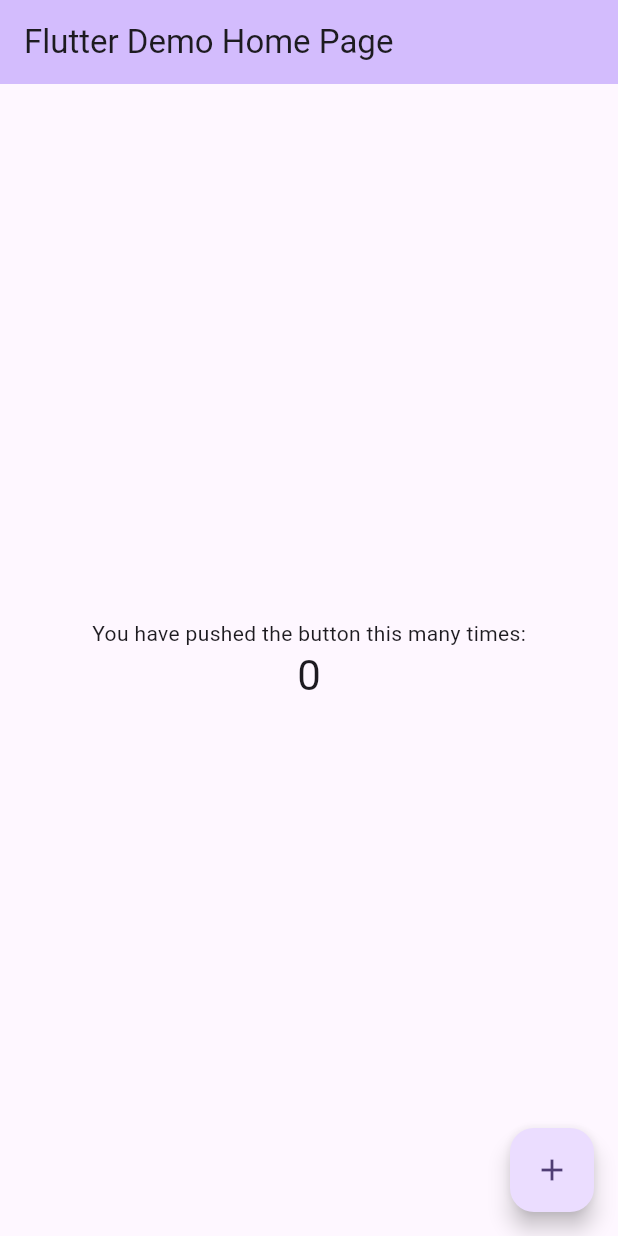
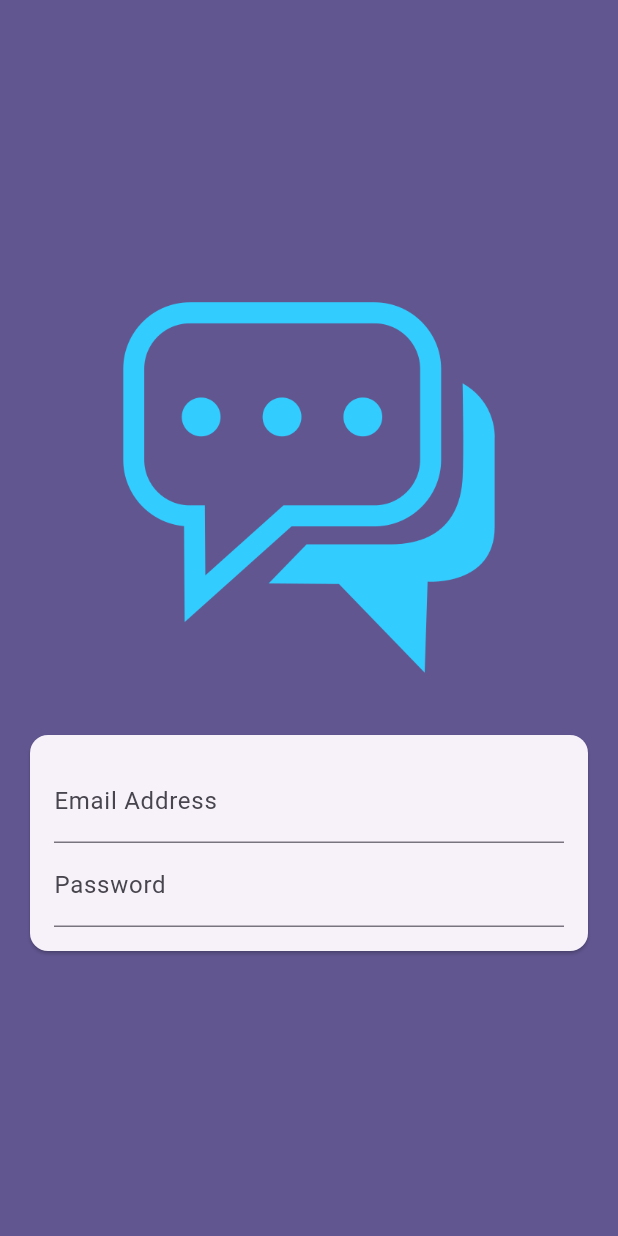
Before and after one commit to expensive-garbage/aliozer0-Chat-App, a Flutter app: the screen it shows after launch, on a phone screen of 412 x 824 dp. Run offline on Flutter 3.47's test engine with Material 2 defaults, Android fonts, the phone set to English and light mode, and no system bars.

Commit message:
Adding an Authentication Screen

```diff
--- a/lib/main.dart
+++ b/lib/main.dart
@@ -1,4 +1,5 @@
 import 'package:flutter/material.dart';
+import 'package:chat_app/screens/auth.dart';
 
 void main() {
   runApp(const MyApp());
@@ -11,115 +12,13 @@
   @override
   Widget build(BuildContext context) {
     return MaterialApp(
-      title: 'Flutter Demo',
+      title: 'Chats',
       theme: ThemeData(
-        // This is the theme of your application.
-        //
-        // TRY THIS: Try running your application with "flutter run". You'll see
-        // the application has a blue toolbar. Then, without quitting the app,
-        // try changing the seedColor in the colorScheme below to Colors.green
-        // and then invoke "hot reload" (save your changes or press the "hot
-        // reload" button in a Flutter-supported IDE, or press "r" if you used
-        // the command line to start the app).
-        //
-        // Notice that the counter didn't reset back to zero; the application
-        // state is not lost during the reload. To reset the state, use hot
-        // restart instead.
-        //
-        // This works for code too, not just values: Most code changes can be
-        // tested with just a hot reload.
-        colorScheme: ColorScheme.fromSeed(seedColor: Colors.deepPurple),
+        colorScheme: ColorScheme.fromSeed(
+            seedColor: const Color.fromARGB(255, 63, 17, 177)),
         useMaterial3: true,
       ),
-      home: const MyHomePage(title: 'Flutter Demo Home Page'),
+      home: const AuthScreen(),
     );
   }
 }
-
-class MyHomePage extends StatefulWidget {
-  const MyHomePage({super.key, required this.title});
-
-  // This widget is the home page of your application. It is stateful, meaning
-  // that it has a State object (defined below) that contains fields that affect
-  // how it looks.
-
-  // This class is the configuration for the state. It holds the values (in this
-  // case the title) provided by the parent (in this case the App widget) and
-  // used by the build method of the State. Fields in a Widget subclass are
-  // always marked "final".
-
-  final String title;
-
-  @override
-  State<MyHomePage> createState() => _MyHomePageState();
-}
-
-class _MyHomePageState extends State<MyHomePage> {
-  int _counter = 0;
-
-  void _incrementCounter() {
-    setState(() {
-      // This call to setState tells the Flutter framework that something has
-      // changed in this State, which causes it to rerun the build method below
-      // so that the display can reflect the updated values. If we changed
-      // _counter without calling setState(), then the build method would not be
-      // called again, and so nothing would appear to happen.
-      _counter++;
-    });
-  }
-
-  @override
-  Widget build(BuildContext context) {
-    // This method is rerun every time setState is called, for instance as done
-    // by the _incrementCounter method above.
-    //
-    // The Flutter framework has been optimized to make rerunning build methods
-    // fast, so that you can just rebuild anything that needs updating rather
-    // than having to individually change instances of widgets.
-    return Scaffold(
-      appBar: AppBar(
-        // TRY THIS: Try changing the color here to a specific color (to
-        // Colors.amber, perhaps?) and trigger a hot reload to see the AppBar
-        // change color while the other colors stay the same.
-        backgroundColor: Theme.of(context).colorScheme.inversePrimary,
-        // Here we take the value from the MyHomePage object that was created by
-        // the App.build method, and use it to set our appbar title.
-        title: Text(widget.title),
-      ),
-      body: Center(
-        // Center is a layout widget. It takes a single child and positions it
-        // in the middle of the parent.
-        child: Column(
-          // Column is also a layout widget. It takes a list of children and
-          // arranges them vertically. By default, it sizes itself to fit its
-          // children horizontally, and tries to be as tall as its parent.
-          //
-          // Column has various properties to control how it sizes itself and
-          // how it positions its children. Here we use mainAxisAlignment to
-          // center the children vertically; the main axis here is the vertical
-          // axis because Columns are vertical (the cross axis would be
-          // horizontal).
-          //
-          // TRY THIS: Invoke "debug painting" (choose the "Toggle Debug Paint"
-          // action in the IDE, or press "p" in the console), to see the
-          // wireframe for each widget.
-          mainAxisAlignment: MainAxisAlignment.center,
-          children: <Widget>[
-            const Text(
-              'You have pushed the button this many times:',
-            ),
-            Text(
-              '$_counter',
-              style: Theme.of(context).textTheme.headlineMedium,
-            ),
-          ],
-        ),
-      ),
-      floatingActionButton: FloatingActionButton(
-        onPressed: _incrementCounter,
-        tooltip: 'Increment',
-        child: const Icon(Icons.add),
-      ), // This trailing comma makes auto-formatting nicer for build methods.
-    );
-  }
-}
--- /dev/null
+++ b/lib/screens/auth.dart
@@ -0,0 +1,61 @@
+import 'package:flutter/material.dart';
+
+class AuthScreen extends StatefulWidget {
+  const AuthScreen({super.key});
+
+  @override
+  State<AuthScreen> createState() => _AuthScreenState();
+}
+
+class _AuthScreenState extends State<AuthScreen> {
+  @override
+  Widget build(BuildContext context) {
+    return Scaffold(
+      backgroundColor: Theme.of(context).colorScheme.primary,
+      body: Center(
+        child: SingleChildScrollView(
+          child: Column(
+            mainAxisAlignment: MainAxisAlignment.center,
+            children: [
+              Container(
+                margin:
+                    EdgeInsets.only(top: 30, bottom: 20, left: 20, right: 20),
+                width: 250,
+                child: Image.asset('assets/images/chat.png'),
+              ),
+              Card(
+                margin: const EdgeInsets.all(20),
+                child: SingleChildScrollView(
+                  child: Padding(
+                    padding: const EdgeInsets.all(16),
+                    child: Form(
+                      child: Column(
+                        mainAxisSize: MainAxisSize.min,
+                        children: [
+                          TextFormField(
+                            decoration: const InputDecoration(
+                                labelText: 'Email Address'),
+                            keyboardType: TextInputType.emailAddress,
+                            autocorrect: false,
+                            textCapitalization: TextCapitalization.none,
+                          ),
+                          TextFormField(
+                            decoration: const InputDecoration(
+                              labelText: 'Password',
+                            ),
+                            obscureText: true, // password hide
+
+                          )
+                        ],
+                      ),
+                    ),
+                  ),
+                ),
+              )
+            ],
+          ),
+        ),
+      ),
+    );
+  }
+}
--- a/pubspec.yaml
+++ b/pubspec.yaml
@@ -59,8 +59,8 @@
   uses-material-design: true
 
   # To add assets to your application, add an assets section, like this:
-  # assets:
-  #   - images/a_dot_burr.jpeg
+  assets:
+    - assets/images/chat.png
   #   - images/a_dot_ham.jpeg
 
   # An image asset can refer to one or more resolution-specific "variants", see
```
Also changed, not shown: assets/images/chat.png (added).
